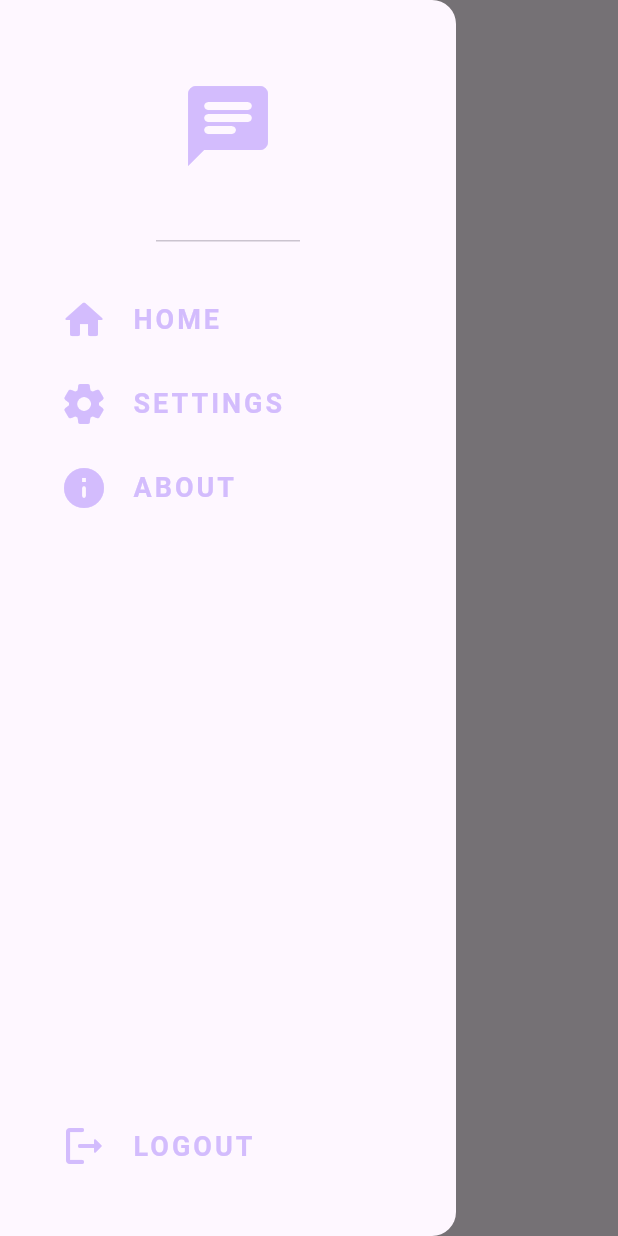
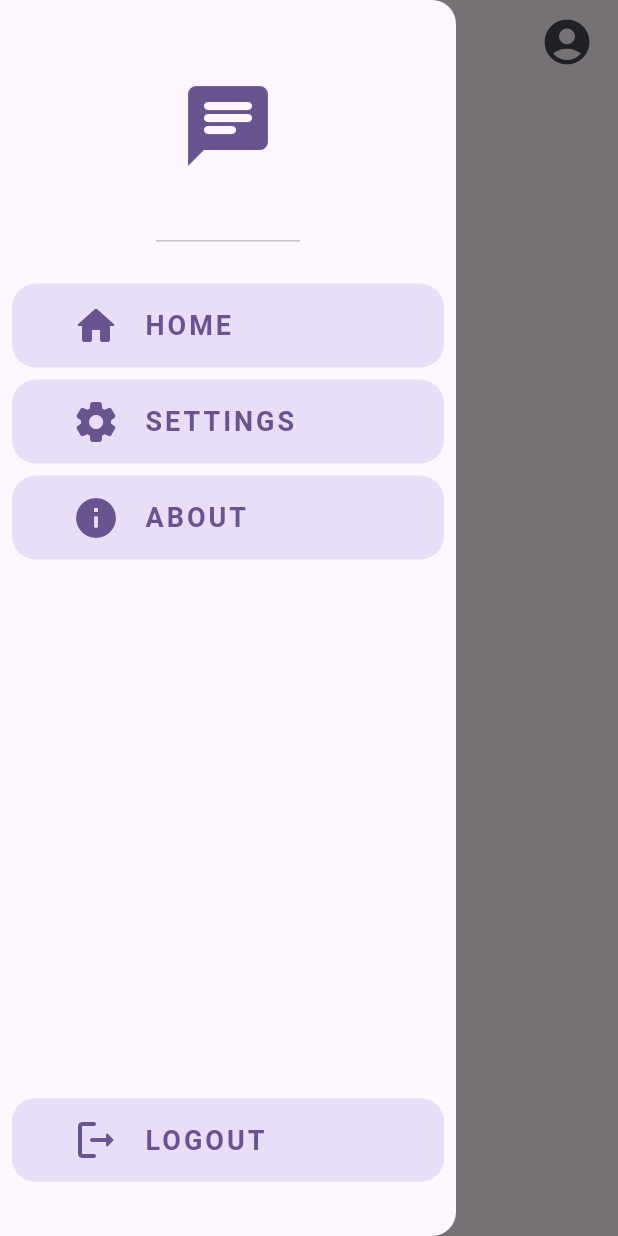
Before and after one commit to MrMDrX/iChat, a Flutter app: the screen it shows once a user with an empty profile is signed in, with the side drawer open, on a phone screen of 412 x 824 dp. Run offline on Flutter 3.47's test engine with Material 3 defaults, Android fonts, the phone set to English and light mode, and no system bars; our stand-ins replace cloud_firestore, firebase_auth, firebase_core; accounts and stored records are empty.

Commit message:
Added chat animation, settings & about pages, etc ✨

```diff
--- a/lib/main.dart
+++ b/lib/main.dart
@@ -1,13 +1,18 @@
 import 'package:firebase_core/firebase_core.dart';
 import 'package:flutter/material.dart';
 import 'package:ichat/services/auth/auth_gate.dart';
-import 'package:ichat/firebase_options.dart';
-import 'package:ichat/themes/theme.dart';
+import 'package:ichat/themes/theme_provider.dart';
+import 'package:provider/provider.dart';
 
 void main() async {
   WidgetsFlutterBinding.ensureInitialized();
-  await Firebase.initializeApp(options: DefaultFirebaseOptions.currentPlatform);
-  runApp(const MyApp());
+  await Firebase.initializeApp();
+  runApp(
+    ChangeNotifierProvider(
+      create: (context) => ThemeProvider(),
+      child: const MyApp(),
+    ),
+  );
 }
 
 class MyApp extends StatelessWidget {
@@ -17,8 +22,7 @@ class MyApp extends StatelessWidget {
   Widget build(BuildContext context) {
     return MaterialApp(
       title: 'iChat',
-      theme: lightTheme,
-      darkTheme: darkTheme,
+      theme: Provider.of<ThemeProvider>(context).themeData,
       themeMode: ThemeMode.system,
       debugShowCheckedModeBanner: false,
       home: const AuthGate(),
--- a/lib/pages/home_page.dart
+++ b/lib/pages/home_page.dart
@@ -15,8 +15,21 @@ class HomePage extends StatelessWidget {
   Widget build(BuildContext context) {
     return Scaffold(
         appBar: AppBar(
-          title: const Text('iChat'),
+          title: Text(
+            'iChat',
+            style: TextStyle(
+              color: Theme.of(context).colorScheme.primary,
+              fontWeight: FontWeight.bold,
+            ),
+          ),
           centerTitle: true,
+          actions: [
+            IconButton(
+              padding: const EdgeInsets.symmetric(horizontal: 16),
+              onPressed: () {},
+              icon: const Icon(Icons.account_circle_rounded, size: 36),
+            ),
+          ],
         ),
         drawer: const AppDrawer(),
         body: _buildUsersList(context));
--- a/lib/pages/login_page.dart
+++ b/lib/pages/login_page.dart
@@ -66,13 +66,14 @@ class _LoginPageState extends State<LoginPage> {
             AppTextfield(
               hintText: 'Email',
               controller: _emailController,
-              obscureText: false,
+              icon: Icons.email_outlined,
             ),
             const SizedBox(height: 16),
             AppTextfield(
               hintText: 'Password',
               controller: _pwdController,
               obscureText: true,
+              icon: Icons.lock_outlined,
             ),
             const SizedBox(height: 24),
             AppButton(text: 'Login', onTap: login),
--- a/lib/pages/register_page.dart
+++ b/lib/pages/register_page.dart
@@ -71,19 +71,21 @@ class _RegisterPageState extends State<RegisterPage> {
             AppTextfield(
               hintText: 'Email',
               controller: _emailController,
-              obscureText: false,
+              icon: Icons.email_outlined,
             ),
             const SizedBox(height: 16),
             AppTextfield(
               hintText: 'Password',
               controller: _pwdController,
               obscureText: true,
+              icon: Icons.lock_outline,
             ),
             const SizedBox(height: 16),
             AppTextfield(
               hintText: 'Confirm Password',
               controller: _confirmPwdController,
               obscureText: true,
+              icon: Icons.lock_outline,
             ),
             const SizedBox(height: 24),
             AppButton(text: 'Sign up', onTap: signup),
--- /dev/null
+++ b/lib/themes/theme_provider.dart
@@ -0,0 +1,28 @@
+import 'package:flutter/material.dart';
+import 'package:ichat/themes/theme.dart';
+
+class ThemeProvider with ChangeNotifier {
+  late ThemeData _themeData;
+
+  ThemeProvider() : _themeData = _getInitialTheme();
+
+  static ThemeData _getInitialTheme() {
+    final brightness =
+        WidgetsBinding.instance.platformDispatcher.platformBrightness;
+    return (brightness == Brightness.dark) ? darkTheme : lightTheme;
+  }
+
+  ThemeData get themeData => _themeData;
+
+  bool get isDarkMode => _themeData == darkTheme;
+
+  set themeData(ThemeData themeData) {
+    _themeData = themeData;
+    notifyListeners();
+  }
+
+  void toggleTheme() {
+    _themeData = _themeData == darkTheme ? lightTheme : darkTheme;
+    notifyListeners();
+  }
+}
--- a/lib/widgets/app_textfield.dart
+++ b/lib/widgets/app_textfield.dart
@@ -4,11 +4,13 @@ class AppTextfield extends StatelessWidget {
   final TextEditingController controller;
   final String hintText;
   final bool obscureText;
+  final IconData icon;
   const AppTextfield({
     super.key,
     required this.controller,
     required this.hintText,
-    required this.obscureText,
+    this.obscureText = false,
+    required this.icon,
   });
 
   @override
@@ -19,6 +21,7 @@ class AppTextfield extends StatelessWidget {
         controller: controller,
         obscureText: obscureText,
         decoration: InputDecoration(
+          prefixIcon: Icon(icon),
           filled: true,
           hintText: hintText,
           border: OutlineInputBorder(
--- a/lib/widgets/drawer.dart
+++ b/lib/widgets/drawer.dart
@@ -1,7 +1,7 @@
 import 'package:flutter/material.dart';
 import 'package:ichat/services/auth/auth_service.dart';
-import 'package:ichat/pages/about.dart';
-import 'package:ichat/pages/settings.dart';
+import 'package:ichat/pages/about_page.dart';
+import 'package:ichat/pages/settings_page.dart';
 import 'package:ichat/widgets/drawer_tile.dart';
 
 class AppDrawer extends StatelessWidget {
@@ -24,7 +24,7 @@ class AppDrawer extends StatelessWidget {
             child: Icon(
               Icons.chat_rounded,
               size: 64,
-              color: Theme.of(context).colorScheme.inversePrimary,
+              color: Theme.of(context).colorScheme.primary,
             ),
           ),
           const SizedBox(height: 16),
--- a/lib/widgets/drawer_tile.dart
+++ b/lib/widgets/drawer_tile.dart
@@ -4,25 +4,34 @@ class DrawerTile extends StatelessWidget {
   final String title;
   final IconData leading;
   final void Function()? onTap;
-  const DrawerTile(
-      {super.key, required this.title, required this.leading, this.onTap});
+  const DrawerTile({
+    super.key,
+    required this.title,
+    required this.leading,
+    this.onTap,
+  });
 
   @override
   Widget build(BuildContext context) {
-    return Padding(
+    return Container(
       padding: const EdgeInsets.only(left: 24.0),
+      margin: const EdgeInsets.symmetric(vertical: 4, horizontal: 8),
+      decoration: BoxDecoration(
+        color: Theme.of(context).colorScheme.secondaryContainer,
+        borderRadius: BorderRadius.circular(16),
+      ),
       child: ListTile(
         title: Text(
           title,
           style: TextStyle(
-              color: Theme.of(context).colorScheme.inversePrimary,
+              color: Theme.of(context).colorScheme.primary,
               fontSize: 18,
               fontWeight: FontWeight.w600,
               letterSpacing: 2),
         ),
         leading: Icon(
+          color: Theme.of(context).colorScheme.primary,
           leading,
-          color: Theme.of(context).colorScheme.inversePrimary,
           size: 32,
         ),
         onTap: onTap,
--- a/pubspec.yaml
+++ b/pubspec.yaml
@@ -17,6 +17,8 @@ dependencies:
   firebase_core: ^3.6.0
   firebase_auth: ^5.3.1
   cloud_firestore: ^5.4.4
+  provider: ^6.1.2
+  url_launcher: ^6.3.1
 
 dev_dependencies:
   flutter_test:
```
Also changed, not shown: lib/pages/about_page.dart (renamed from lib/pages/about.dart, +8 -14 lines), lib/pages/chat_page.dart (+47 -20 lines), lib/pages/settings_page.dart (renamed from lib/pages/settings.dart, +8 -3 lines), lib/utils/open_url.dart (added, +13 -0 lines), lib/widgets/chat_bubble.dart (+5 -3 lines), pubspec.lock, 12 other files.
